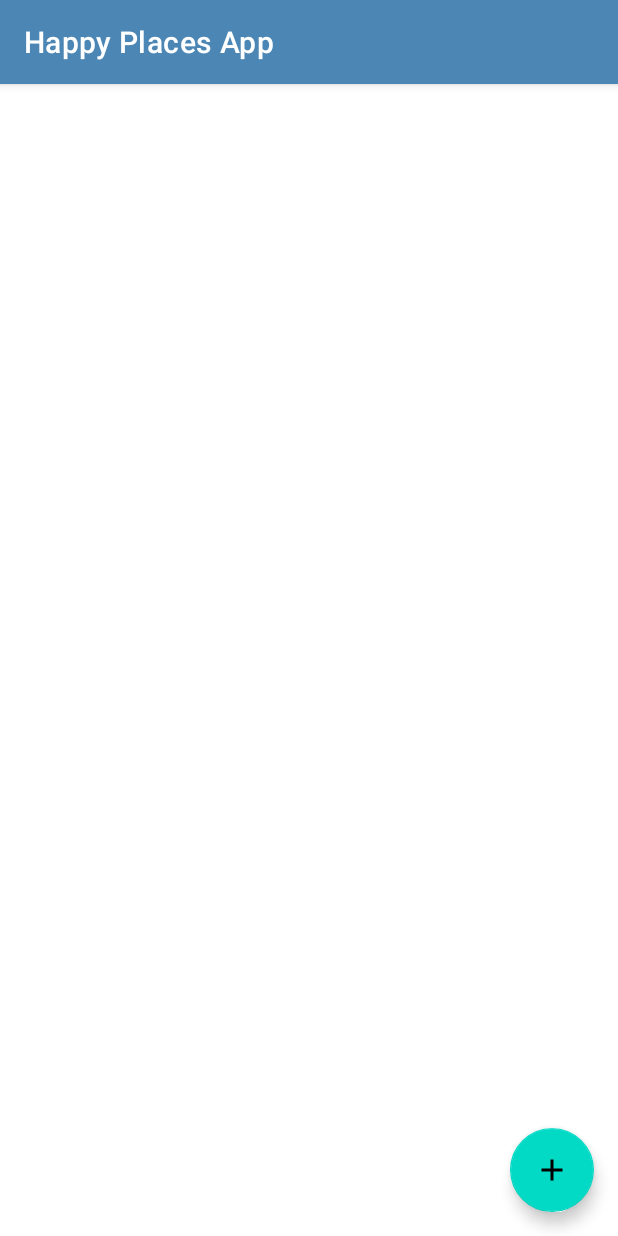
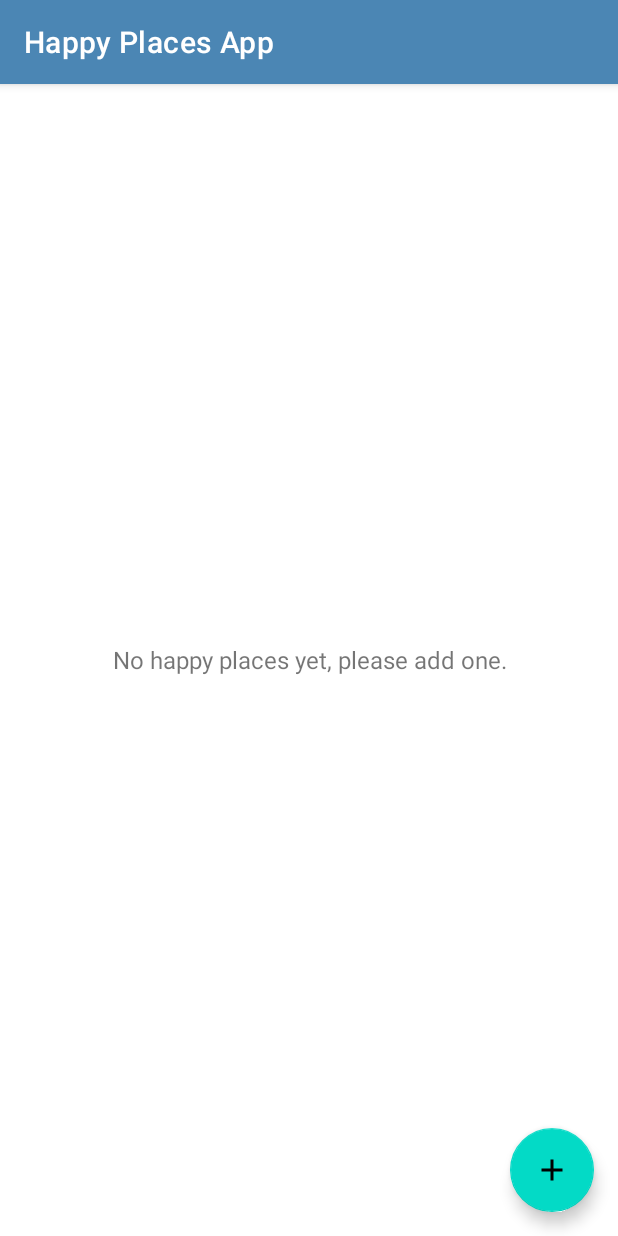
Before and after one commit to PIYatGitHub/Android-Happy-Places, an Android app: the screen it shows after launch (MainActivity), on a phone screen of 412 x 824 dp. Run offline under Robolectric (Android 15) with nearby library versions, the phone set to English and light mode, and no system bars.

Commit message:
180 - work up to a recycler view

```diff
--- a/app/src/main/java/com/piy/happyplaces/app/activities/AddHappyPlaceActivity.kt
+++ b/app/src/main/java/com/piy/happyplaces/app/activities/AddHappyPlaceActivity.kt
@@ -19,7 +19,7 @@ import android.net.Uri
 import android.provider.MediaStore
 import com.piy.happyplaces.app.ManagePermissions
 import com.piy.happyplaces.app.R
-import com.piy.happyplaces.app.database.DatabaseHanler
+import com.piy.happyplaces.app.database.DatabaseHandler
 import com.piy.happyplaces.app.models.HappyPlaceModel
 import java.io.File
 import java.io.FileOutputStream
@@ -113,10 +113,10 @@ class AddHappyPlaceActivity : AppCompatActivity(), View.OnClickListener {
                             mLongitude
                         )
 
-                        val dbHanler = DatabaseHanler(this)
+                        val dbHanler = DatabaseHandler(this)
                         val insertResult  = dbHanler.addHappyPlace(data)
                         if(insertResult > 0){
-                            showToast("Inserted succesfully.")
+                            showToast("Inserted successfully.")
                             finish()
                         }
                     }
--- a/app/src/main/java/com/piy/happyplaces/app/activities/MainActivity.kt
+++ b/app/src/main/java/com/piy/happyplaces/app/activities/MainActivity.kt
@@ -3,7 +3,10 @@ package com.piy.happyplaces.app.activities
 import android.content.Intent
 import androidx.appcompat.app.AppCompatActivity
 import android.os.Bundle
+import android.util.Log
 import com.piy.happyplaces.app.R
+import com.piy.happyplaces.app.database.DatabaseHandler
+import com.piy.happyplaces.app.models.HappyPlaceModel
 import kotlinx.android.synthetic.main.activity_main.*
 
 class MainActivity : AppCompatActivity() {
@@ -14,5 +17,18 @@ class MainActivity : AppCompatActivity() {
             val intent = Intent(this, AddHappyPlaceActivity::class.java)
             startActivity(intent)
         }
+        getHappyPlacesFromLocalDB()
+    }
+
+    private fun getHappyPlacesFromLocalDB(){
+        val db = DatabaseHandler(this)
+        val happyPlaceList: ArrayList<HappyPlaceModel> = db.getHappyPlacesList()
+
+        if(happyPlaceList.size>0){
+            for (i in happyPlaceList){
+                Log.e("[ENTRIES - TITLE]", i.title)
+                Log.e("[ENTRIES - DESCRIPTION]", i.description)
+            }
+        }
     }
 }
--- /dev/null
+++ b/app/src/main/java/com/piy/happyplaces/app/database/DatabaseHandler.kt
@@ -0,0 +1,104 @@
+package com.piy.happyplaces.app.database
+
+import android.annotation.SuppressLint
+import android.content.ContentValues
+import android.content.Context
+import android.database.Cursor
+import android.database.sqlite.SQLiteDatabase
+import android.database.sqlite.SQLiteException
+import android.database.sqlite.SQLiteOpenHelper
+import com.piy.happyplaces.app.models.HappyPlaceModel
+
+class DatabaseHandler(context: Context): SQLiteOpenHelper(context, DATABASE_NAME,
+null, DATABASE_VERSION) {
+    companion object{
+        private const val DATABASE_VERSION = 1
+        private const val DATABASE_NAME = "HappyPlacesDatabase"
+        private const val TABLE_HAPPY_PLACE = "HappyPlacesTable"
+        // all col names
+        private const val KEY_ID = "_id"
+        private const val KEY_TITLE = "title"
+        private const val KEY_IMAGE = "image"
+        private const val KEY_DESCRIPTION = "description"
+        private const val KEY_DATE = "date"
+        private const val KEY_LOCATION = "location"
+        private const val KEY_LONGITUDE = "longitude"
+        private const val KEY_LATITUDE = "latitude"
+    }
+
+    override fun onCreate(db: SQLiteDatabase?) {
+       val CREATE_HAPPY_PLACE_TABE = ("CREATE TABLE " + TABLE_HAPPY_PLACE + "(" +
+               KEY_ID + " INTEGER PRIMARY KEY, "
+               + KEY_TITLE + " TEXT, "
+               + KEY_IMAGE + " TEXT, "
+               + KEY_DESCRIPTION + " TEXT, "
+               + KEY_DATE + " TEXT, "
+              +  KEY_LOCATION + " TEXT, "
+               + KEY_LATITUDE + " TEXT, "
+               + KEY_LONGITUDE + " TEXT )"
+               )
+
+        println("SQL IS $CREATE_HAPPY_PLACE_TABE")
+        db?.execSQL(CREATE_HAPPY_PLACE_TABE)
+    }
+
+    override fun onUpgrade(db: SQLiteDatabase?, oldVer: Int, newVer: Int) {
+        db!!.execSQL("DROP TABLE IF EXISTS $TABLE_HAPPY_PLACE")
+        onCreate(db)
+    }
+
+    /**
+     * Happy places CRUD
+     */
+    fun addHappyPlace (happyPlace: HappyPlaceModel): Long {
+        val db = this.writableDatabase
+        val contentValues = ContentValues()
+        contentValues.put(KEY_TITLE, happyPlace.title)
+        contentValues.put(KEY_IMAGE, happyPlace.image)
+        contentValues.put(KEY_DESCRIPTION, happyPlace.description)
+        contentValues.put(KEY_DATE, happyPlace.date)
+        contentValues.put(KEY_LOCATION, happyPlace.location)
+        contentValues.put(KEY_LATITUDE, happyPlace.latitude)
+        contentValues.put(KEY_LONGITUDE, happyPlace.longitude)
+
+        val res = db.insert(TABLE_HAPPY_PLACE, null, contentValues)
+        db.close()
+        return  res
+    }
+
+
+    @SuppressLint("Range")
+    fun getHappyPlacesList (): ArrayList<HappyPlaceModel> {
+        val db = this.writableDatabase
+        val happyPlaceList=  ArrayList<HappyPlaceModel>()
+        val query = "SELECT * from $TABLE_HAPPY_PLACE"
+
+        try {
+          val cursor: Cursor = db.rawQuery(query, null)
+            if(cursor.moveToFirst()){
+                do {
+                    val place = HappyPlaceModel(
+                        cursor.getInt(cursor.getColumnIndex(KEY_ID)),
+                        cursor.getString(cursor.getColumnIndex(KEY_TITLE)),
+                        cursor.getString(cursor.getColumnIndex(KEY_IMAGE)),
+                        cursor.getString(cursor.getColumnIndex(KEY_DESCRIPTION)),
+                        cursor.getString(cursor.getColumnIndex(KEY_DATE)),
+                        cursor.getString(cursor.getColumnIndex(KEY_LOCATION)),
+                        cursor.getDouble(cursor.getColumnIndex(KEY_LATITUDE)),
+                        cursor.getDouble(cursor.getColumnIndex(KEY_LONGITUDE)),
+
+                    )
+                    happyPlaceList.add(place)
+                }while (cursor.moveToNext())
+            }
+
+            cursor.close()
+        }catch (E: SQLiteException){
+            db.execSQL(query)
+            return  ArrayList()
+        }
+
+        return  happyPlaceList
+    }
+
+}
--- a/app/src/main/res/layout/activity_main.xml
+++ b/app/src/main/res/layout/activity_main.xml
@@ -5,6 +5,25 @@
     android:layout_width="match_parent"
     android:layout_height="match_parent"
     tools:context=".activities.MainActivity">
+
+    <androidx.recyclerview.widget.RecyclerView
+        android:id="@+id/rvHappyPlacesList"
+        android:layout_width="match_parent"
+        android:layout_height="match_parent"
+        android:visibility="gone"
+        tools:visibility="gone"
+        />
+
+    <TextView
+        android:id="@+id/tvNoItems"
+        android:layout_width="match_parent"
+        android:layout_height="match_parent"
+        android:layout_gravity="center"
+        android:gravity="center"
+        android:text="@string/note_text_no_happy_places"
+        android:textSize="@dimen/no_records_available_text_size"
+        android:visibility="visible"
+        />
 
 <com.google.android.material.floatingactionbutton.FloatingActionButton
     android:id="@+id/fabAddHappyPlace"
--- a/app/src/main/res/values/dimens.xml
+++ b/app/src/main/res/values/dimens.xml
@@ -16,4 +16,5 @@
     <dimen name="button_radius">14dp</dimen>
     <dimen name="image_border_stroke_size">0.5dp</dimen>
     <dimen name="add_place_image_shape_radius">5dp</dimen>
+    <dimen name="no_records_available_text_size">16sp</dimen>
 </resources>
--- a/app/src/main/res/values/strings.xml
+++ b/app/src/main/res/values/strings.xml
@@ -6,4 +6,5 @@
     <string name="edit_text_hint_date">Date</string>
     <string name="edit_text_hint_description">Description</string>
     <string name="add_image">ADD IMAGE</string>
+    <string name="note_text_no_happy_places">No happy places yet, please add one.</string>
 </resources>
```
Also changed, not shown: app/src/main/java/com/piy/happyplaces/app/database/DatabaseHanler.kt (deleted, +0 -65 lines).
